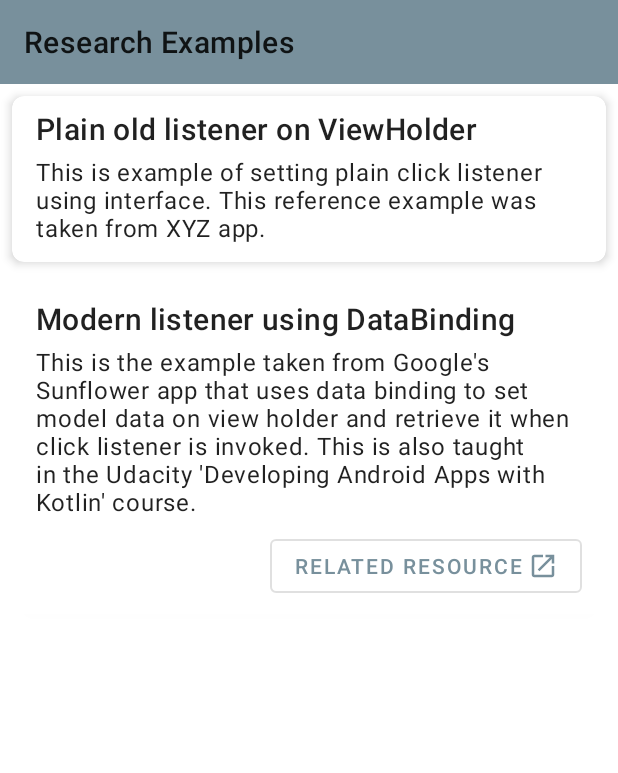
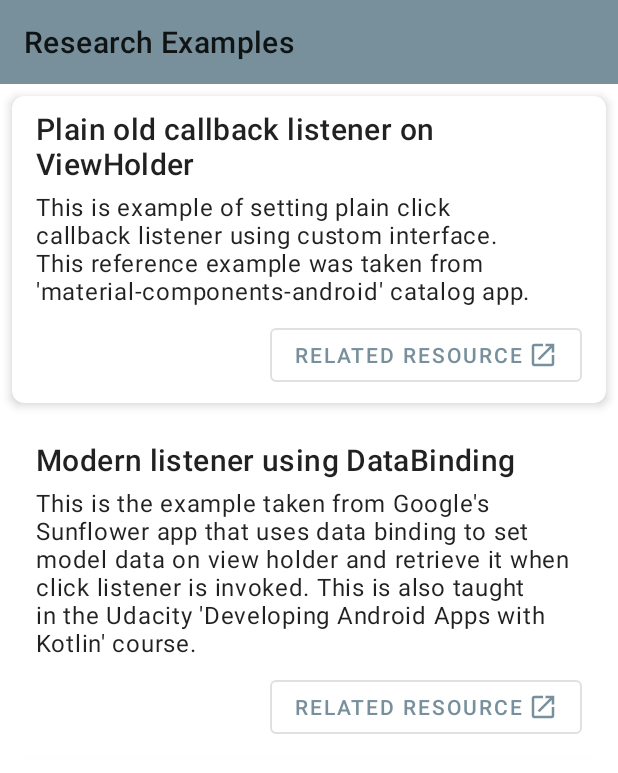
Before and after one commit to amardeshbd/android-recyclerview-onclick-listener, an Android app: the screen it shows after launch (MainActivity), on a phone screen of 412 x 824 dp. Shown: the top 773 px of the screen. Run offline under Robolectric (Android 15) with nearby library versions, the phone set to English and light mode, and no system bars; our stand-ins replace Dagger/Hilt's generated code, Timber, data binding, navigation-ui; libraries missing offline, so code that uses them is left out: androidx.hilt.lifecycle.

Commit message:
[ADDED] Listener based implementation that is taken from MCA
See https://github.com/material-components/material-components-android/blob/master/catalog/java/io/material/catalog/transition/hero/AlbumsAdapter.java

```diff
--- a/app/src/main/java/dev/hossain/android/research/data/TopicsDataProvider.kt
+++ b/app/src/main/java/dev/hossain/android/research/data/TopicsDataProvider.kt
@@ -12,10 +12,10 @@ object TopicsDataProvider {
     val topics = listOf(
         ResearchTopic(
             id = TYPE_DATA_PLAIN_LISTENER,
-            title = "Plain old listener on ViewHolder",
-            description = "This is example of setting plain click listener using interface. " +
-                    "This reference example was taken from XYZ app.",
-            url = null
+            title = "Plain old callback listener on ViewHolder",
+            description = "This is example of setting plain click callback listener using custom interface. " +
+                    "This reference example was taken from 'material-components-android' catalog app.",
+            url = "https://github.com/material-components/material-components-android/blob/master/catalog/java/io/material/catalog/transition/hero/AlbumsAdapter.java"
         ),
         ResearchTopic(
             id = TYPE_DATA_BINDING_ASSISTED,
--- a/app/src/main/java/dev/hossain/android/research/topic/TopicFragment.kt
+++ b/app/src/main/java/dev/hossain/android/research/topic/TopicFragment.kt
@@ -48,8 +48,7 @@ class TopicFragment : Fragment() {
                     findNavController().navigate(TopicFragmentDirections.toDataBindingAssistedFragment())
                 }
                 TopicsDataProvider.TYPE_DATA_PLAIN_LISTENER -> {
-                    // TODO - implement example
-                    findNavController().navigate(TopicFragmentDirections.toShowSourceCodeFragment("prism.html"))
+                    findNavController().navigate(TopicFragmentDirections.toNonDataBindingFragment())
                 }
             }
         }
--- a/app/src/main/res/navigation/app_nav_graph.xml
+++ b/app/src/main/res/navigation/app_nav_graph.xml
@@ -34,7 +34,18 @@
             app:popExitAnim="@anim/slide_out_right" />
         <action
             android:id="@+id/to_showSourceCodeFragment"
-            app:destination="@id/showSourceCodeFragment" />
+            app:destination="@id/showSourceCodeFragment"
+            app:enterAnim="@anim/slide_in_right"
+            app:exitAnim="@anim/slide_out_left"
+            app:popEnterAnim="@anim/slide_in_left"
+            app:popExitAnim="@anim/slide_out_right" />
+        <action
+            android:id="@+id/to_nonDataBindingFragment"
+            app:destination="@id/nonDataBindingFragment"
+            app:enterAnim="@anim/slide_in_right"
+            app:exitAnim="@anim/slide_out_left"
+            app:popEnterAnim="@anim/slide_in_left"
+            app:popExitAnim="@anim/slide_out_right" />
     </fragment>
     <fragment
         android:id="@+id/dataBindingAssistedFragment"
@@ -50,4 +61,9 @@
             android:name="htmlFilePath"
             app:argType="string" />
     </fragment>
+    <fragment
+        android:id="@+id/nonDataBindingFragment"
+        android:name="dev.hossain.android.research.samples.listenerinterface.NonDataBindingFragment"
+        android:label="@string/title_research_type_non_data_binding_listener_callback_recycler_view_example"
+        tools:layout="@layout/fragment_full_screen_recycler_view" />
 </navigation>
--- a/app/src/main/res/values/strings.xml
+++ b/app/src/main/res/values/strings.xml
@@ -4,6 +4,7 @@
     <!-- Screen Titles -->
     <string name="title_research_topic_sample_list">Research Examples</string>
     <string name="title_research_type_data_binding_assisted_recycler_view_example">Data Binding Based</string>
+    <string name="title_research_type_non_data_binding_listener_callback_recycler_view_example">Callback Interface</string>
     <string name="title_show_source_code_and_synopsis">Code Synopsis</string>
 
     <!-- Menu Titles -->
```
Also changed, not shown: app/src/main/java/dev/hossain/android/research/samples/PersonDiffCallback.kt (added, +14 -0 lines), app/src/main/java/dev/hossain/android/research/samples/databinding/DataBindingAssistedPeopleAdapter.kt (+1 -11 lines), app/src/main/java/dev/hossain/android/research/samples/listenerinterface/NonDataBindingFragment.kt (added, +36 -0 lines), app/src/main/java/dev/hossain/android/research/samples/listenerinterface/NonDataBindingPeopleAdapter.kt (added, +58 -0 lines), app/src/main/res/layout/fragment_full_screen_recycler_view.xml (added, +18 -0 lines), app/src/main/res/layout/list_item_common_user_contact_without_binding.xml (added, +63 -0 lines).
